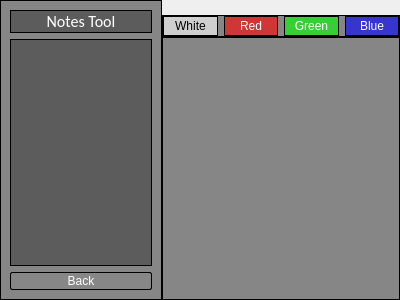
First picture: the form in Forms/Notes.ui, repository Michael-R-R/GW2_Tool_Hub, before the edit.
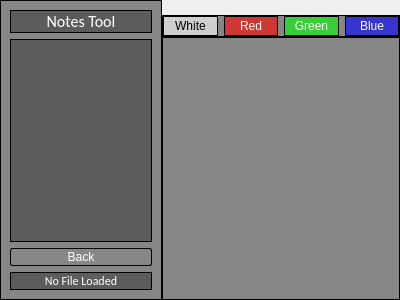
Second picture: the form after the edit.

What changed in the file:
```diff
--- a/Forms/Notes.ui
+++ b/Forms/Notes.ui
@@ -216,6 +216,21 @@
           </property>
          </widget>
         </item>
+        <item>
+         <widget class="QLabel" name="notesStatusBar">
+          <property name="font">
+           <font>
+            <family>Calibri</family>
+           </font>
+          </property>
+          <property name="text">
+           <string>No File Loaded</string>
+          </property>
+          <property name="alignment">
+           <set>Qt::AlignCenter</set>
+          </property>
+         </widget>
+        </item>
        </layout>
       </item>
      </layout>
```
